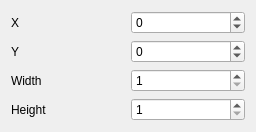
Old version of the form src/widgets/geometrywidget_ui.ui in the repository KDE/kdenlive.
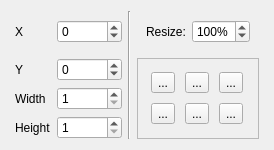
New version of the form.

Commit message: Add move and resize controls to geometry widget

What changed in the file:
```diff
--- a/src/widgets/geometrywidget_ui.ui
+++ b/src/widgets/geometrywidget_ui.ui
@@ -6,8 +6,8 @@
    <rect>
     <x>0</x>
     <y>0</y>
-    <width>256</width>
-    <height>120</height>
+    <width>274</width>
+    <height>133</height>
    </rect>
   </property>
   <property name="windowTitle">
@@ -82,6 +82,122 @@
      </property>
     </widget>
    </item>
+   <item row="1" column="4" rowspan="3">
+    <widget class="QFrame" name="frame">
+     <property name="frameShape">
+      <enum>QFrame::StyledPanel</enum>
+     </property>
+     <property name="frameShadow">
+      <enum>QFrame::Raised</enum>
+     </property>
+     <layout class="QGridLayout" name="gridLayout_2">
+      <item row="0" column="0">
+       <widget class="QToolButton" name="buttonMoveLeft">
+        <property name="text">
+         <string>...</string>
+        </property>
+       </widget>
+      </item>
+      <item row="0" column="2">
+       <widget class="QToolButton" name="buttonMoveRight">
+        <property name="text">
+         <string>...</string>
+        </property>
+       </widget>
+      </item>
+      <item row="0" column="1">
+       <widget class="QToolButton" name="buttonCenterH">
+        <property name="text">
+         <string>...</string>
+        </property>
+       </widget>
+      </item>
+      <item row="1" column="0">
+       <widget class="QToolButton" name="buttonMoveTop">
+        <property name="text">
+         <string>...</string>
+        </property>
+       </widget>
+      </item>
+      <item row="1" column="1">
+       <widget class="QToolButton" name="buttonCenterV">
+        <property name="text">
+         <string>...</string>
+        </property>
+       </widget>
+      </item>
+      <item row="1" column="2">
+       <widget class="QToolButton" name="buttonMoveBottom">
+        <property name="text">
+         <string>...</string>
+        </property>
+       </widget>
+      </item>
+     </layout>
+    </widget>
+   </item>
+   <item row="0" column="4">
+    <widget class="QWidget" name="widget" native="true">
+     <layout class="QHBoxLayout" name="horizontalLayout">
+      <item>
+       <widget class="QLabel" name="label_5">
+        <property name="text">
+         <string>Resize:</string>
+        </property>
+       </widget>
+      </item>
+      <item>
+       <widget class="QSpinBox" name="spinSize">
+        <property name="suffix">
+         <string>%</string>
+        </property>
+        <property name="minimum">
+         <number>1</number>
+        </property>
+        <property name="maximum">
+         <number>500</number>
+        </property>
+        <property name="value">
+         <number>100</number>
+        </property>
+       </widget>
+      </item>
+     </layout>
+    </widget>
+   </item>
+   <item row="0" column="5" rowspan="4">
+    <spacer name="horizontalSpacer">
+     <property name="orientation">
+      <enum>Qt::Horizontal</enum>
+     </property>
+     <property name="sizeHint" stdset="0">
+      <size>
+       <width>40</width>
+       <height>20</height>
+      </size>
+     </property>
+    </spacer>
+   </item>
+   <item row="0" column="3" rowspan="4">
+    <widget class="Line" name="line">
+     <property name="orientation">
+      <enum>Qt::Vertical</enum>
+     </property>
+    </widget>
+   </item>
+   <item row="0" column="0" rowspan="4">
+    <spacer name="horizontalSpacer_2">
+     <property name="orientation">
+      <enum>Qt::Horizontal</enum>
+     </property>
+     <property name="sizeHint" stdset="0">
+      <size>
+       <width>40</width>
+       <height>20</height>
+      </size>
+     </property>
+    </spacer>
+   </item>
   </layout>
  </widget>
  <resources/>
```
The commit also changes 2 other files.
